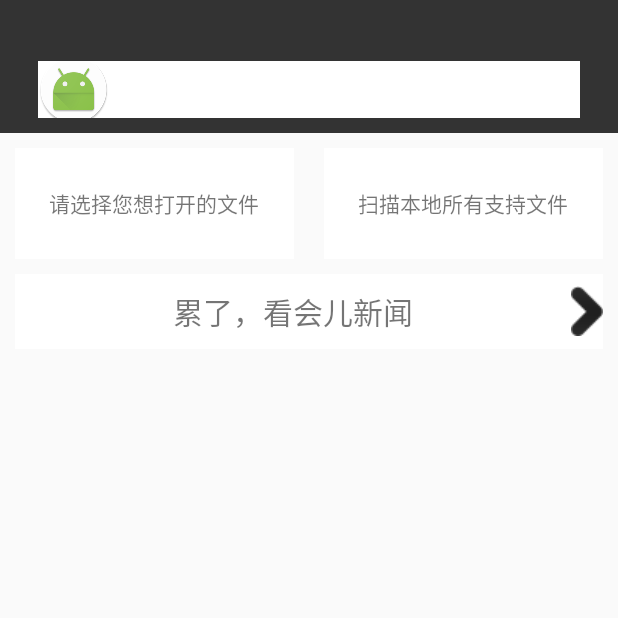
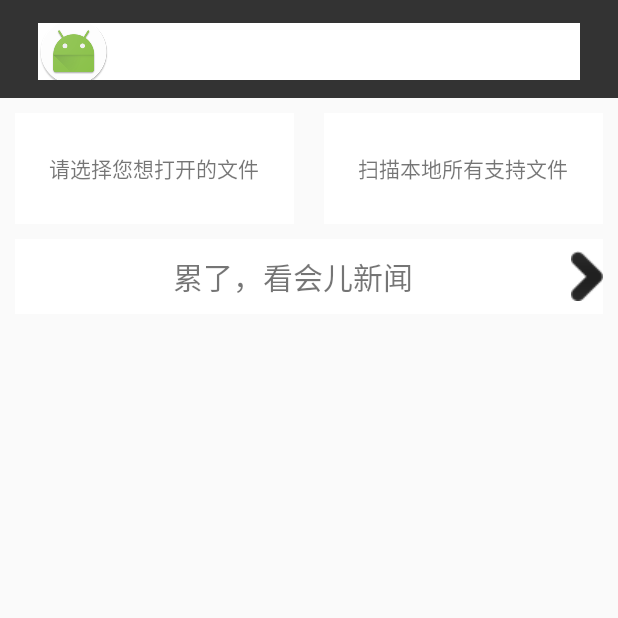
Before and after one commit to Mr-Peanut/SpeakerReader2, an Android app: the screen it shows after launch (WelcomeActivity), on a phone screen of 412 x 824 dp, the top half of it. Run offline under Robolectric (Android 15) with nearby library versions, the phone set to English and light mode, and no system bars.

Commit message:
adjust layout

```diff
--- a/app/src/main/java/com/guan/speakerreader/view/WelcomeActivity.java
+++ b/app/src/main/java/com/guan/speakerreader/view/WelcomeActivity.java
@@ -59,7 +59,6 @@ public class WelcomeActivity extends AppCompatActivity implements ReadRecordAdap
     private Button settingButton;
     private boolean getPermission = false;
     private Toast permissionToast;
-    private Toolbar welcomeToolbar;
 
     @RequiresApi(api = Build.VERSION_CODES.M)
     @Override
@@ -134,7 +133,7 @@ public class WelcomeActivity extends AppCompatActivity implements ReadRecordAdap
             WindowManager.LayoutParams localLayoutParams = getWindow().getAttributes();
             localLayoutParams.flags = (WindowManager.LayoutParams.FLAG_TRANSLUCENT_STATUS | localLayoutParams.flags);
         }
-        welcomeToolbar = (Toolbar) findViewById(R.id.welcome_toolbar);
+        Toolbar welcomeToolbar = (Toolbar) findViewById(R.id.welcome_toolbar);
         setSupportActionBar(welcomeToolbar);
         TextView searchFile = (TextView) findViewById(R.id.search_file);
         searchFile.setOnClickListener(new View.OnClickListener() {
--- a/app/src/main/res/layout/activity_search_file.xml
+++ b/app/src/main/res/layout/activity_search_file.xml
@@ -19,6 +19,7 @@
             app:popupTheme="@style/AppTheme.PopupOverlay">
 
             <LinearLayout
+                android:layout_marginTop="27dp"
                 android:layout_width="match_parent"
                 android:layout_height="wrap_content">
 
--- a/app/src/main/res/layout/readrecorditem_view_layout.xml
+++ b/app/src/main/res/layout/readrecorditem_view_layout.xml
@@ -4,6 +4,7 @@
     android:layout_width="match_parent"
     android:layout_height="50dp"
     android:layout_marginTop="5dp"
+    android:background="#ffffff"
     android:layout_marginStart="@dimen/margin_side"
     android:layout_marginEnd="@dimen/margin_side">
 
--- a/app/src/main/res/layout/welcome_activity_layout.xml
+++ b/app/src/main/res/layout/welcome_activity_layout.xml
@@ -14,7 +14,7 @@
         android:layout_width="match_parent"
         android:layout_height="wrap_content"
         android:background="@color/bar_background"
-        android:paddingTop="@dimen/toolbar_padding_top"
+       android:paddingBottom="2dp"
         app:theme="@style/ThemeOverlay.AppCompat.Dark.ActionBar"
         android:weightSum="1">
         <TextView
```
